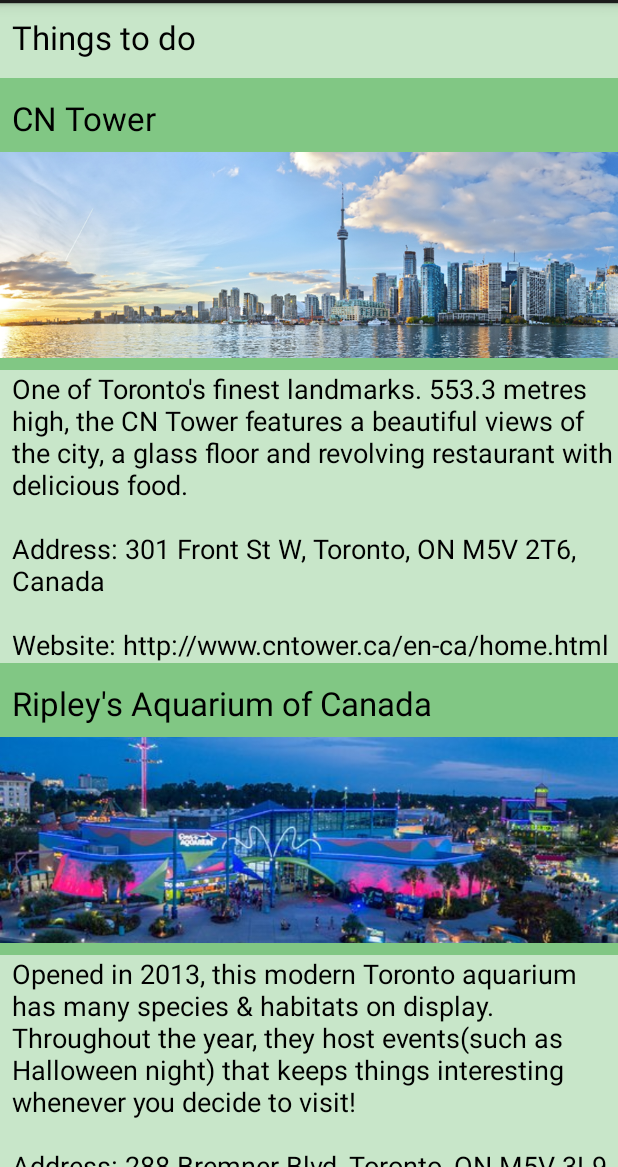
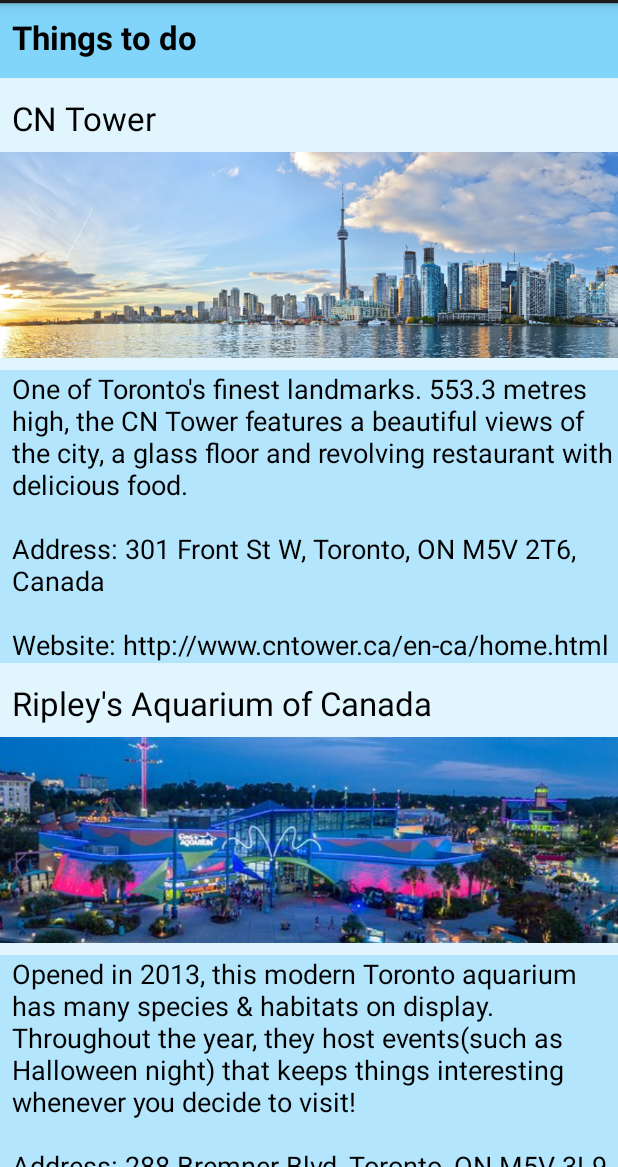
Before and after one commit to AndrewBordin/1-Way-Travel, an Android app: the ThingsToDoActivity screen opened directly, with no data from a screen before it, on a phone screen of 412 x 824 dp, the part 69-1236 px from its top. Run offline under Robolectric (Android 15) with nearby library versions, the phone set to English and light mode, and no system bars.

Commit message:
Some design updates.

```diff
--- a/app/src/main/res/layout/activity_things_to_do.xml
+++ b/app/src/main/res/layout/activity_things_to_do.xml
@@ -5,7 +5,7 @@
     xmlns:tools="http://schemas.android.com/tools"
     android:layout_width="match_parent"
     android:layout_height="match_parent"
-    android:background="#81C784"
+    android:background="#E1F5FE"
     android:fillViewport="true"
     tools:context="com.example.andrew.project_bordin_costa.ThingsToDoActivity">
 
@@ -17,8 +17,9 @@
             android:id="@+id/txt_ttd_title"
             android:layout_width="0dp"
             android:layout_height="50dp"
-            android:background="#C8E6C9"
+            android:background="#81D4FA"
             android:text="Things to do"
+            android:textStyle="bold"
             android:paddingLeft="8dp"
             android:paddingTop="8dp"
             android:textAppearance="@android:style/TextAppearance.Holo.Large"
@@ -56,6 +57,7 @@
             android:layout_width="wrap_content"
             android:layout_height="137dp"
             android:layout_marginEnd="8dp"
+            android:layout_marginTop="8dp"
             android:scaleType="centerCrop"
             android:src="@drawable/toronto2"
             app:layout_constraintEnd_toEndOf="parent"
@@ -93,7 +95,7 @@
             android:layout_width="0dp"
             android:layout_height="wrap_content"
             android:layout_marginTop="8dp"
-            android:background="#C8E6C9"
+            android:background="#B3E5FC"
             android:paddingLeft="8dp"
             android:text="Info about it"
             android:textAppearance="@android:style/TextAppearance.Holo.Medium"
@@ -107,7 +109,7 @@
             android:layout_width="0dp"
             android:layout_height="wrap_content"
             android:layout_marginTop="8dp"
-            android:background="#C8E6C9"
+            android:background="#B3E5FC"
             android:paddingLeft="8dp"
             android:text="Info about it"
             android:textAppearance="@android:style/TextAppearance.Holo.Medium"
@@ -119,7 +121,8 @@
             android:id="@+id/txt_info3"
             android:layout_width="0dp"
             android:layout_height="wrap_content"
-            android:background="#C8E6C9"
+            android:layout_marginTop="8dp"
+            android:background="#B3E5FC"
             android:text="Info about it"
             android:paddingLeft="8dp"
             android:textAppearance="@android:style/TextAppearance.Holo.Medium"
```
Also changed, not shown: app/src/main/res/layout/activity_restaurant.xml (+5 -4 lines).
